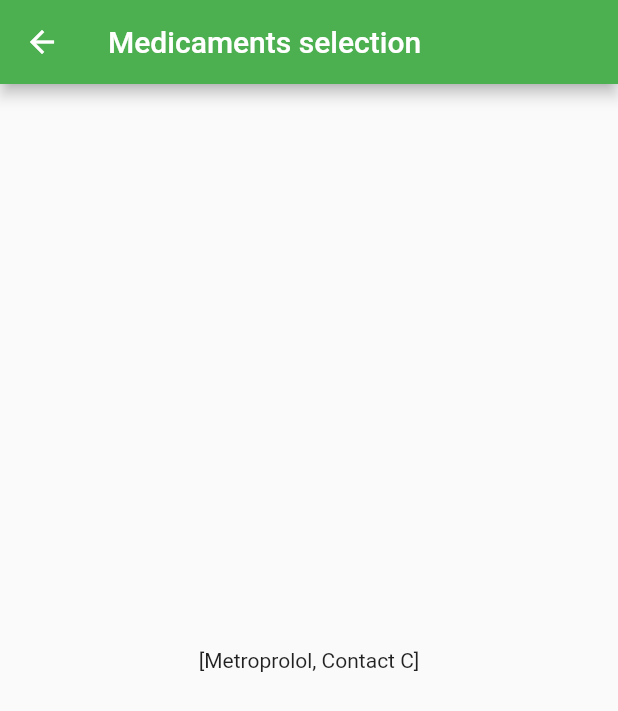
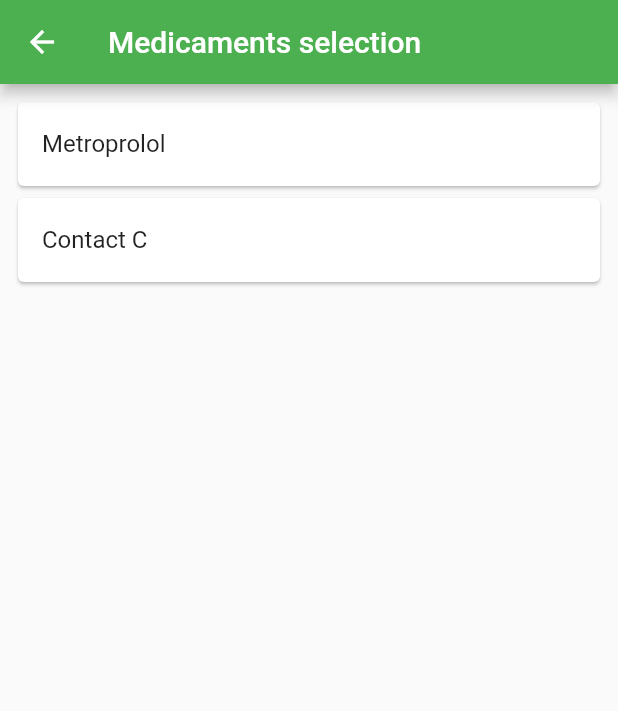
Before and after one commit to amwebexpert/poc_flutter_01, a Flutter app: the OrderScreen screen opened by its route, on a phone screen of 412 x 824 dp. Shown: the top 711 px of the screen. Run offline on Flutter 3.47's test engine with Material 2 defaults, Android fonts, the phone set to English and light mode, and no system bars; our stand-ins replace freezed_annotation, get_it.

Commit message:
feat: medicament selection list with toggle

```diff
--- /dev/null
+++ b/lib/features/order/medicament.item.model.dart
@@ -0,0 +1,6 @@
+class MedicamentItem {
+  MedicamentItem({this.name = '', this.isSelected = false});
+
+  final String name;
+  bool isSelected;
+}
--- /dev/null
+++ b/lib/features/order/medicaments.list.dart
@@ -0,0 +1,46 @@
+import 'package:flutter/material.dart';
+
+import 'medicament.item.model.dart';
+
+class MedicamentList extends StatefulWidget {
+  const MedicamentList({Key? key, required this.medicamentNames}) : super(key: key);
+
+  final List<String> medicamentNames;
+
+  @override
+  State<MedicamentList> createState() => _MedicamentListState();
+}
+
+class _MedicamentListState extends State<MedicamentList> {
+  late final List<MedicamentItem> medicamentItems;
+
+  @override
+  void initState() {
+    super.initState();
+    medicamentItems = widget.medicamentNames.map((name) => MedicamentItem(name: name)).toList();
+  }
+
+  void _onTap(MedicamentItem medicamentItem) {
+    setState(() => medicamentItem.isSelected = !medicamentItem.isSelected);
+  }
+
+  @override
+  Widget build(BuildContext context) {
+    return Padding(
+      padding: const EdgeInsets.all(8),
+      child: ListView.builder(
+          itemCount: medicamentItems.length,
+          itemBuilder: (context, index) {
+            final medicamentItem = medicamentItems[index];
+
+            return Card(
+              child: ListTile(
+                title: Text(medicamentItem.name),
+                onTap: () => _onTap(medicamentItem),
+                trailing: medicamentItem.isSelected ? const Icon(Icons.check) : null,
+              ),
+            );
+          }),
+    );
+  }
+}
--- a/lib/features/order/order.screen.dart
+++ b/lib/features/order/order.screen.dart
@@ -4,6 +4,7 @@ import 'package:flutter/material.dart';
 
 import '../../service.locator.dart';
 import '../../services/pharmacies/pharmacy.service.dart';
+import 'medicaments.list.dart';
 
 class OrderScreen extends StatefulWidget {
   const OrderScreen({Key? key, required this.pharmacyId}) : super(key: key);
@@ -33,7 +34,7 @@ class _OrderScreenState extends State<OrderScreen> {
           builder: ((context, snapshot) {
             return snapshot.connectionState == ConnectionState.done
                 ? snapshot.hasData
-                    ? Center(child: Text(snapshot.data!.toString()))
+                    ? MedicamentList(medicamentNames: snapshot.data!)
                     : const Text('There was an error loading data please try again')
                 : const Center(child: CircularProgressIndicator());
           })),
```
